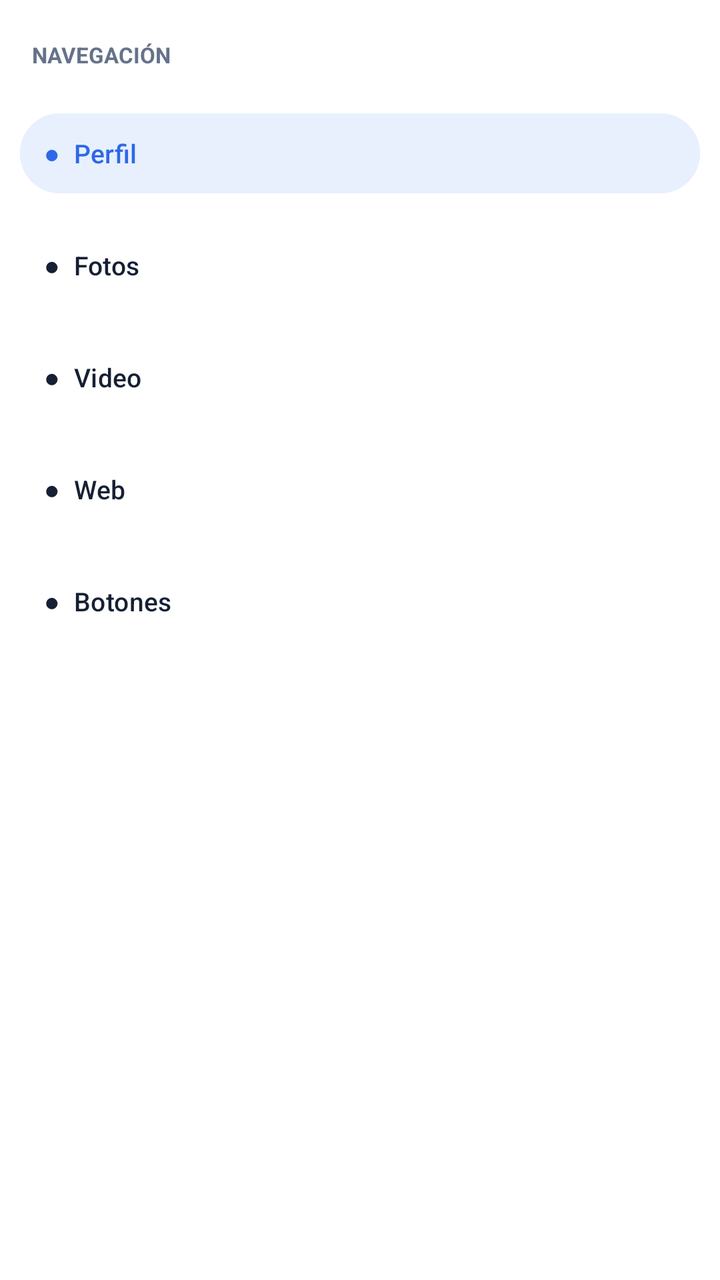
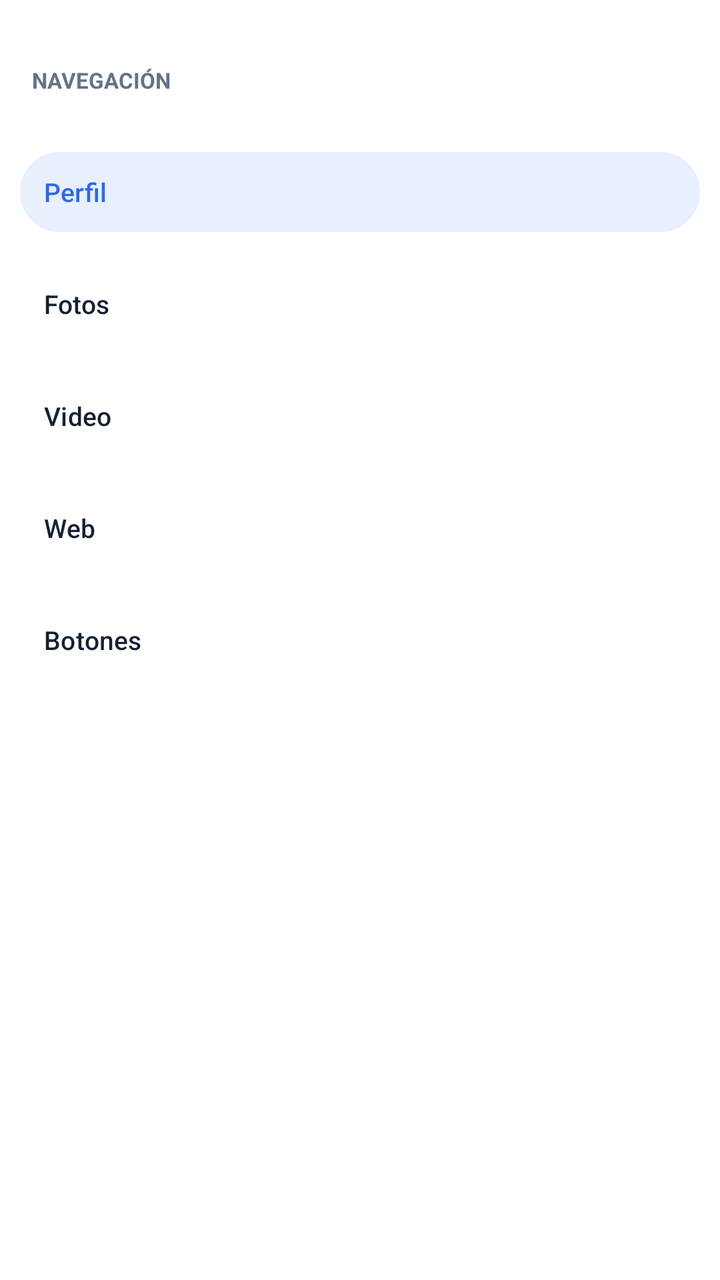

An Android layout rendered at two revisions. The XML below is the earlier revision; the diff shows what the commit changed to produce the second picture.
<!-- AndroidManifest.xml: application theme Theme.TechPortfolio -->
<!-- res/layout/fragment_menu.xml -->
<?xml version="1.0" encoding="utf-8"?>
<LinearLayout
    xmlns:android="http://schemas.android.com/apk/res/android"
    android:layout_width="match_parent"
    android:layout_height="match_parent"
    android:orientation="vertical"
    android:background="@color/tp_surface"
    android:paddingStart="10dp"
    android:paddingEnd="10dp"
    android:paddingTop="20dp">

    <TextView
        android:layout_width="match_parent"
        android:layout_height="wrap_content"
        android:layout_marginStart="6dp"
        android:layout_marginBottom="18dp"
        android:text="NAVEGACIÓN"
        android:textColor="@color/tp_text_secondary"
        android:textSize="11sp"
        android:textStyle="bold" />

    <Button
        android:id="@+id/btnPerfil"
        android:layout_width="match_parent"
        android:layout_height="48dp"
        android:layout_marginBottom="8dp"
        android:backgroundTint="@color/tp_blue_light"
        android:gravity="center_vertical"
        android:paddingStart="12dp"
        android:text="●  Perfil"
        android:textAllCaps="false"
        android:textColor="@color/tp_blue"
        android:textSize="13sp" />

    <Button
        android:id="@+id/btnFotos"
        android:layout_width="match_parent"
        android:layout_height="48dp"
        android:layout_marginBottom="8dp"
        android:backgroundTint="@color/white"
        android:gravity="center_vertical"
        android:paddingStart="12dp"
        android:text="●  Fotos"
        android:textAllCaps="false"
        android:textColor="@color/tp_text_primary"
        android:textSize="13sp" />

    <Button
        android:id="@+id/btnVideo"
        android:layout_width="match_parent"
        android:layout_height="48dp"
        android:layout_marginBottom="8dp"
        android:backgroundTint="@color/white"
        android:gravity="center_vertical"
        android:paddingStart="12dp"
        android:text="●  Video"
        android:textAllCaps="false"
        android:textColor="@color/tp_text_primary"
        android:textSize="13sp" />

    <Button
        android:id="@+id/btnWeb"
        android:layout_width="match_parent"
        android:layout_height="48dp"
        android:layout_marginBottom="8dp"
        android:backgroundTint="@color/white"
        android:gravity="center_vertical"
        android:paddingStart="12dp"
        android:text="●  Web"
        android:textAllCaps="false"
        android:textColor="@color/tp_text_primary"
        android:textSize="13sp" />

    <Button
        android:id="@+id/btnBotones"
        android:layout_width="match_parent"
        android:layout_height="48dp"
        android:backgroundTint="@color/white"
        android:gravity="center_vertical"
        android:paddingStart="12dp"
        android:text="●  Botones"
        android:textAllCaps="false"
        android:textColor="@color/tp_text_primary"
        android:textSize="13sp" />

</LinearLayout>
<!-- resources referenced by this layout -->
<resources>
  <color name="tp_blue">#2D68E8</color>
  <color name="tp_blue_light">#E8F0FE</color>
  <color name="tp_surface">#FFFFFF</color>
  <color name="tp_text_primary">#162033</color>
  <color name="tp_text_secondary">#65728A</color>
  <color name="white">#FFFFFF</color>
  <style name="Theme.TechPortfolio" parent="Base.Theme.TechPortfolio" />
  <style name="Base.Theme.TechPortfolio" parent="Theme.Material3.DayNight.NoActionBar">
          
          
      </style>
</resources>

<!-- the commit's change to res/layout/fragment_menu.xml (unified diff, before → after) -->
@@ -5,82 +5,175 @@
     android:layout_height="match_parent"
     android:orientation="vertical"
     android:background="@color/tp_surface"
+    android:clipChildren="false"
+    android:clipToPadding="false"
     android:paddingStart="10dp"
     android:paddingEnd="10dp"
     android:paddingTop="20dp">
 
-    <TextView
+    <LinearLayout
         android:layout_width="match_parent"
-        android:layout_height="wrap_content"
-        android:layout_marginStart="6dp"
-        android:layout_marginBottom="18dp"
-        android:text="NAVEGACIÓN"
-        android:textColor="@color/tp_text_secondary"
-        android:textSize="11sp"
-        android:textStyle="bold" />
+        android:layout_height="40dp"
+        android:layout_marginBottom="12dp"
+        android:gravity="center_vertical"
+        android:orientation="horizontal">
 
-    <Button
-        android:id="@+id/btnPerfil"
+        <TextView
+            android:id="@+id/tvMenuTitle"
+            android:layout_width="0dp"
+            android:layout_height="wrap_content"
+            android:layout_weight="1"
+            android:layout_marginStart="6dp"
+            android:text="NAVEGACIÓN"
+            android:textColor="@color/tp_text_secondary"
+            android:textSize="11sp"
+            android:textStyle="bold" />
+
+    </LinearLayout>
+
+    <FrameLayout
         android:layout_width="match_parent"
         android:layout_height="48dp"
-        android:layout_marginBottom="8dp"
-        android:backgroundTint="@color/tp_blue_light"
-        android:gravity="center_vertical"
-        android:paddingStart="12dp"
-        android:text="●  Perfil"
-        android:textAllCaps="false"
-        android:textColor="@color/tp_blue"
-        android:textSize="13sp" />
+        android:layout_marginBottom="8dp">
 
-    <Button
-        android:id="@+id/btnFotos"
+        <Button
+            android:id="@+id/btnPerfil"
+            android:layout_width="match_parent"
+            android:layout_height="match_parent"
+            android:backgroundTint="@color/tp_blue_light"
+            android:gravity="center_vertical"
+            android:paddingStart="12dp"
+            android:contentDescription="Perfil"
+            android:text="Perfil"
+            android:textAllCaps="false"
+            android:textColor="@color/tp_blue"
+            android:textSize="13sp" />
+
+        <ImageView
+            android:id="@+id/iconPerfil"
+            android:layout_width="24dp"
+            android:layout_height="24dp"
+            android:layout_gravity="center"
+            android:importantForAccessibility="no"
+            android:src="@android:drawable/ic_menu_myplaces"
+            android:visibility="gone" />
+
+    </FrameLayout>
+
+    <FrameLayout
         android:layout_width="match_parent"
         android:layout_height="48dp"
-        android:layout_marginBottom="8dp"
-        android:backgroundTint="@color/white"
-        android:gravity="center_vertical"
-        android:paddingStart="12dp"
-        android:text="●  Fotos"
-        android:textAllCaps="false"
-        android:textColor="@color/tp_text_primary"
-        android:textSize="13sp" />
+        android:layout_marginBottom="8dp">
 
-    <Button
-        android:id="@+id/btnVideo"
+        <Button
+            android:id="@+id/btnFotos"
+            android:layout_width="match_parent"
+            android:layout_height="match_parent"
+            android:backgroundTint="@color/white"
+            android:gravity="center_vertical"
+            android:paddingStart="12dp"
+            android:contentDescription="Fotos"
+            android:text="Fotos"
+            android:textAllCaps="false"
+            android:textColor="@color/tp_text_primary"
+            android:textSize="13sp" />
+
+        <ImageView
+            android:id="@+id/iconFotos"
+            android:layout_width="24dp"
+            android:layout_height="24dp"
+            android:layout_gravity="center"
+            android:importantForAccessibility="no"
+            android:src="@android:drawable/ic_menu_gallery"
+            android:visibility="gone" />
+
+    </FrameLayout>
+
+    <FrameLayout
         android:layout_width="match_parent"
         android:layout_height="48dp"
-        android:layout_marginBottom="8dp"
-        android:backgroundTint="@color/white"
-        android:gravity="center_vertical"
-        android:paddingStart="12dp"
-        android:text="●  Video"
-        android:textAllCaps="false"
-        android:textColor="@color/tp_text_primary"
-        android:textSize="13sp" />
+        android:layout_marginBottom="8dp">
 
-    <Button
-        android:id="@+id/btnWeb"
+        <Button
+            android:id="@+id/btnVideo"
+            android:layout_width="match_parent"
+            android:layout_height="match_parent"
+            android:backgroundTint="@color/white"
+            android:gravity="center_vertical"
+            android:paddingStart="12dp"
+            android:contentDescription="Video"
+            android:text="Video"
+            android:textAllCaps="false"
+            android:textColor="@color/tp_text_primary"
+            android:textSize="13sp" />
+
+        <ImageView
+            android:id="@+id/iconVideo"
+            android:layout_width="24dp"
+            android:layout_height="24dp"
+            android:layout_gravity="center"
+            android:importantForAccessibility="no"
+            android:src="@android:drawable/ic_media_play"
+            android:visibility="gone" />
+
+    </FrameLayout>
+
+    <FrameLayout
         android:layout_width="match_parent"
         android:layout_height="48dp"
-        android:layout_marginBottom="8dp"
-        android:backgroundTint="@color/white"
-        android:gravity="center_vertical"
-        android:paddingStart="12dp"
-        android:text="●  Web"
-        android:textAllCaps="false"
-        android:textColor="@color/tp_text_primary"
-        android:textSize="13sp" />
+        android:layout_marginBottom="8dp">
 
-    <Button
-        android:id="@+id/btnBotones"
+        <Button
+            android:id="@+id/btnWeb"
+            android:layout_width="match_parent"
+            android:layout_height="match_parent"
+            android:backgroundTint="@color/white"
+            android:gravity="center_vertical"
+            android:paddingStart="12dp"
+            android:contentDescription="Web"
+            android:text="Web"
+            android:textAllCaps="false"
+            android:textColor="@color/tp_text_primary"
+            android:textSize="13sp" />
+
+        <ImageView
+            android:id="@+id/iconWeb"
+            android:layout_width="24dp"
+            android:layout_height="24dp"
+            android:layout_gravity="center"
+            android:importantForAccessibility="no"
+            android:src="@android:drawable/ic_menu_view"
+            android:visibility="gone" />
+
+    </FrameLayout>
+
+    <FrameLayout
         android:layout_width="match_parent"
         android:layout_height="48dp"
-        android:backgroundTint="@color/white"
-        android:gravity="center_vertical"
-        android:paddingStart="12dp"
-        android:text="●  Botones"
-        android:textAllCaps="false"
-        android:textColor="@color/tp_text_primary"
-        android:textSize="13sp" />
+        android:layout_marginBottom="0dp">
+
+        <Button
+            android:id="@+id/btnBotones"
+            android:layout_width="match_parent"
+            android:layout_height="match_parent"
+            android:backgroundTint="@color/white"
+            android:gravity="center_vertical"
+            android:paddingStart="12dp"
+            android:contentDescription="Botones"
+            android:text="Botones"
+            android:textAllCaps="false"
+            android:textColor="@color/tp_text_primary"
+            android:textSize="13sp" />
+
+        <ImageView
+            android:id="@+id/iconBotones"
+            android:layout_width="24dp"
+            android:layout_height="24dp"
+            android:layout_gravity="center"
+            android:importantForAccessibility="no"
+            android:src="@android:drawable/ic_menu_manage"
+            android:visibility="gone" />
+
+    </FrameLayout>
 
 </LinearLayout>
